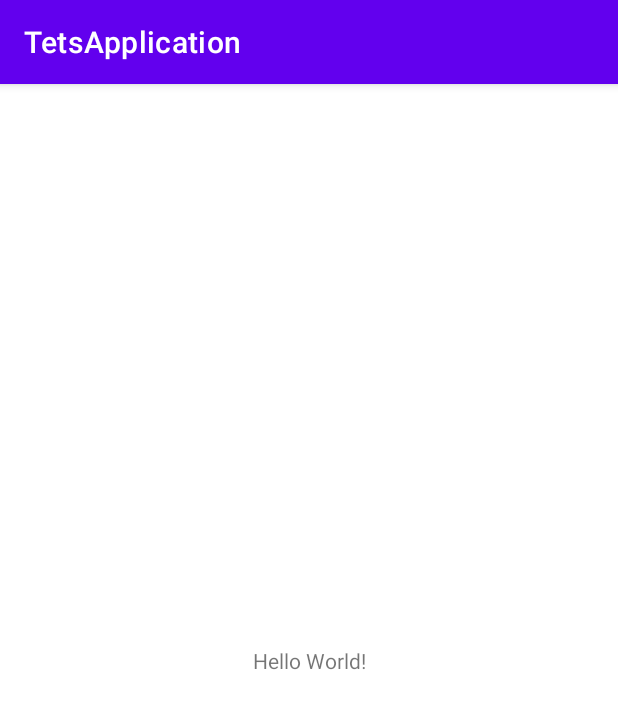
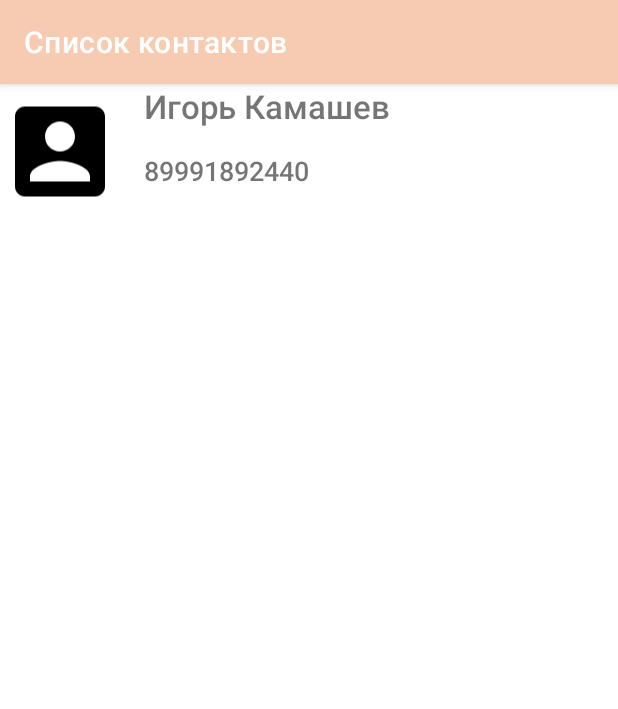
Before and after one commit to Bugorek/65apps, an Android app: the screen it shows after launch (MainActivity), on a phone screen of 412 x 824 dp. Shown: the top 709 px of the screen. Run offline under Robolectric (Android 15) with nearby library versions, the phone set to English and light mode, and no system bars.

Commit message:
Created a Single Activity contact list app

```diff
--- a/app/build.gradle
+++ b/app/build.gradle
@@ -39,6 +39,9 @@ dependencies {
     implementation 'androidx.appcompat:appcompat:1.2.0'
     implementation 'com.google.android.material:material:1.3.0'
     implementation 'androidx.constraintlayout:constraintlayout:2.0.4'
+    implementation 'androidx.legacy:legacy-support-v4:1.0.0'
+    implementation 'androidx.lifecycle:lifecycle-livedata-ktx:2.2.0'
+    implementation 'androidx.lifecycle:lifecycle-viewmodel-ktx:2.2.0'
     testImplementation 'junit:junit:4.+'
     androidTestImplementation 'androidx.test.ext:junit:1.1.2'
     androidTestImplementation 'androidx.test.espresso:espresso-core:3.3.0'
--- a/app/src/main/AndroidManifest.xml
+++ b/app/src/main/AndroidManifest.xml
@@ -9,7 +9,7 @@
         android:roundIcon="@mipmap/ic_launcher_round"
         android:supportsRtl="true"
         android:theme="@style/Theme.TetsApplication">
-        <activity android:name=".MainActivity">
+        <activity android:name=".activity.MainActivity">
             <intent-filter>
                 <action android:name="android.intent.action.MAIN" />
 
--- a/app/src/main/java/com/a65apps/pandaananass/tetsapplication/MainActivity.kt
+++ /dev/null
@@ -1,11 +0,0 @@
-package com.a65apps.pandaananass.tetsapplication
-
-import androidx.appcompat.app.AppCompatActivity
-import android.os.Bundle
-
-class MainActivity : AppCompatActivity() {
-    override fun onCreate(savedInstanceState: Bundle?) {
-        super.onCreate(savedInstanceState)
-        setContentView(R.layout.activity_main)
-    }
-}
--- /dev/null
+++ b/app/src/main/java/com/a65apps/pandaananass/tetsapplication/RelativeLayoutClickListener.kt
@@ -0,0 +1,5 @@
+package com.a65apps.pandaananass.tetsapplication
+
+interface RelativeLayoutClickListener {
+    fun onLayoutClick(id: Int)
+}
--- /dev/null
+++ b/app/src/main/java/com/a65apps/pandaananass/tetsapplication/activity/MainActivity.kt
@@ -0,0 +1,44 @@
+package com.a65apps.pandaananass.tetsapplication.activity
+
+import androidx.appcompat.app.AppCompatActivity
+import androidx.appcompat.widget.Toolbar;
+import android.os.Bundle
+import android.view.View
+import android.widget.*
+import androidx.fragment.app.FragmentTransaction
+import com.a65apps.pandaananass.tetsapplication.R
+import com.a65apps.pandaananass.tetsapplication.RelativeLayoutClickListener
+import com.a65apps.pandaananass.tetsapplication.fragments.ContactDetailsFragment
+import com.a65apps.pandaananass.tetsapplication.fragments.ContactListFragment
+
+class MainActivity : AppCompatActivity(), RelativeLayoutClickListener {
+
+    override fun onCreate(savedInstanceState: Bundle?) {
+        super.onCreate(savedInstanceState)
+        setContentView(R.layout.activity_main)
+        val toolBar: Toolbar = findViewById(R.id.toolbar)
+        setSupportActionBar(toolBar)
+        if (savedInstanceState == null) {
+            val fragmentTransaction = supportFragmentManager.beginTransaction()
+            val contactListFragment = ContactListFragment.getNewInstance()
+            fragmentTransaction
+                    .add(R.id.fragment_container, contactListFragment)
+                    .setTransition(FragmentTransaction.TRANSIT_FRAGMENT_OPEN)
+                    .commit()
+        }
+    }
+
+    fun openContactDetails(id: Int) {
+        val fragmentTransaction = supportFragmentManager.beginTransaction()
+        val contactDetailsFragment = ContactDetailsFragment.getNewInstance(id)
+        fragmentTransaction
+                .replace(R.id.fragment_container, contactDetailsFragment)
+                .addToBackStack(null)
+                .setTransition(FragmentTransaction.TRANSIT_FRAGMENT_OPEN)
+                .commit()
+    }
+
+    override fun onLayoutClick(id: Int) {
+        openContactDetails(id)
+    }
+}
--- /dev/null
+++ b/app/src/main/java/com/a65apps/pandaananass/tetsapplication/fragments/ContactListFragment.kt
@@ -0,0 +1,54 @@
+package com.a65apps.pandaananass.tetsapplication.fragments
+
+import android.content.Context
+import android.os.Bundle
+import android.view.LayoutInflater
+import android.view.View
+import android.view.ViewGroup
+import android.widget.*
+import androidx.fragment.app.Fragment
+import com.a65apps.pandaananass.tetsapplication.activity.MainActivity
+import com.a65apps.pandaananass.tetsapplication.R
+import com.a65apps.pandaananass.tetsapplication.RelativeLayoutClickListener
+
+class ContactListFragment: Fragment() {
+
+    private val testId = 2
+    private var listener: RelativeLayoutClickListener? = null
+
+    companion object {
+        fun getNewInstance(): ContactListFragment {
+            return ContactListFragment()
+        }
+    }
+
+    override fun onAttach(context: Context) {
+        super.onAttach(context)
+        if (context is RelativeLayoutClickListener) {
+            listener = context
+        }
+    }
+
+    override fun onCreateView(
+            inflater: LayoutInflater,
+            container: ViewGroup?,
+            savedInstanceState: Bundle?
+    ): View? {
+        return inflater.inflate(R.layout.fragment_contactlist, null)
+    }
+
+    override fun onViewCreated(view: View, savedInstanceState: Bundle?) {
+        super.onViewCreated(view, savedInstanceState)
+        val mainActivity = activity as MainActivity
+        mainActivity.title = resources.getString(R.string.fragment_contact_list_title)
+        val contactCard: RelativeLayout = view.findViewById(R.id.contact_layout_card)
+        contactCard.setOnClickListener {
+            listener?.onLayoutClick(testId)
+        }
+    }
+
+    override fun onDetach() {
+        listener = null
+        super.onDetach()
+    }
+}
--- /dev/null
+++ b/app/src/main/res/drawable/ic_account_box_black_24dp.xml
@@ -0,0 +1,4 @@
+<vector android:height="90dp" android:viewportHeight="24"
+    android:viewportWidth="24" android:width="90dp" xmlns:android="http://schemas.android.com/apk/res/android">
+    <path android:fillColor="#000000" android:pathData="M3,5v14c0,1.1 0.89,2 2,2h14c1.1,0 2,-0.9 2,-2L21,5c0,-1.1 -0.9,-2 -2,-2L5,3c-1.11,0 -2,0.9 -2,2zM15,9c0,1.66 -1.34,3 -3,3s-3,-1.34 -3,-3 1.34,-3 3,-3 3,1.34 3,3zM6,17c0,-2 4,-3.1 6,-3.1s6,1.1 6,3.1v1L6,18v-1z"/>
+</vector>
--- a/app/src/main/res/layout/activity_main.xml
+++ b/app/src/main/res/layout/activity_main.xml
@@ -1,18 +1,32 @@
 <?xml version="1.0" encoding="utf-8"?>
-<androidx.constraintlayout.widget.ConstraintLayout xmlns:android="http://schemas.android.com/apk/res/android"
+<RelativeLayout xmlns:android="http://schemas.android.com/apk/res/android"
     xmlns:app="http://schemas.android.com/apk/res-auto"
     xmlns:tools="http://schemas.android.com/tools"
     android:layout_width="match_parent"
     android:layout_height="match_parent"
-    tools:context=".MainActivity">
+    tools:context=".activity.MainActivity">
 
-    <TextView
-        android:layout_width="wrap_content"
+    <com.google.android.material.appbar.AppBarLayout
+        android:id="@+id/toolbar_layout"
+        android:layout_width="match_parent"
         android:layout_height="wrap_content"
-        android:text="Hello World!"
-        app:layout_constraintBottom_toBottomOf="parent"
-        app:layout_constraintLeft_toLeftOf="parent"
-        app:layout_constraintRight_toRightOf="parent"
-        app:layout_constraintTop_toTopOf="parent" />
+        android:layout_alignParentTop="true">
 
-</androidx.constraintlayout.widget.ConstraintLayout>
+        <androidx.appcompat.widget.Toolbar
+            android:id="@+id/toolbar"
+            android:layout_width="match_parent"
+            android:layout_height="wrap_content"
+            android:background="?attr/colorPrimary"
+            android:minHeight="?attr/actionBarSize"
+            android:theme="?attr/actionBarTheme"
+            app:titleTextColor="#fff"/>
+    </com.google.android.material.appbar.AppBarLayout>
+
+    <FrameLayout
+        android:id="@+id/fragment_container"
+        android:layout_width="match_parent"
+        android:layout_height="match_parent"
+        android:layout_below="@+id/toolbar_layout"
+        android:visibility="visible" />
+
+</RelativeLayout>
--- /dev/null
+++ b/app/src/main/res/layout/cell_contact.xml
@@ -0,0 +1,37 @@
+<?xml version="1.0" encoding="utf-8"?>
+<RelativeLayout xmlns:android="http://schemas.android.com/apk/res/android"
+    xmlns:app="http://schemas.android.com/apk/res-auto"
+    android:layout_width="match_parent"
+    android:layout_height="@dimen/contact_avatar_height"
+    android:layout_margin="@dimen/contact_details_list_margin"
+    android:id="@+id/contact_layout_card">
+
+    <ImageView
+        android:id="@+id/contact_img_avatar"
+        android:layout_width="@dimen/contact_avatar_width"
+        android:layout_height="@dimen/contact_avatar_height"
+        android:layout_marginEnd="@dimen/contact_main_info_margin"
+        app:srcCompat="@drawable/ic_account_box_black_24dp" />
+
+    <TextView
+        android:id="@+id/contact_txt_name"
+        android:layout_width="match_parent"
+        android:layout_height="wrap_content"
+        android:layout_marginBottom="@dimen/contact_main_info_margin"
+        android:layout_toEndOf="@+id/contact_img_avatar"
+        android:gravity="center_vertical"
+        android:text="@string/contact_name"
+        android:fontFamily="sans-serif-medium"
+        android:textSize="@dimen/contact_name_text" />
+
+    <TextView
+        android:id="@+id/contact_txt_number"
+        android:layout_width="match_parent"
+        android:layout_height="wrap_content"
+        android:layout_below="@+id/contact_txt_name"
+        android:layout_toEndOf="@+id/contact_img_avatar"
+        android:text="@string/contact_first_number"
+        android:fontFamily="sans-serif-medium"
+        android:textSize="@dimen/contact_info_text" />
+
+</RelativeLayout>
--- /dev/null
+++ b/app/src/main/res/layout/fragment_contactlist.xml
@@ -0,0 +1,11 @@
+<?xml version="1.0" encoding="utf-8"?>
+<LinearLayout xmlns:android="http://schemas.android.com/apk/res/android"
+    android:layout_width="match_parent"
+    android:layout_height="match_parent">
+
+    <include
+        android:layout_width="wrap_content"
+        android:layout_height="wrap_content"
+        layout="@layout/cell_contact" />
+
+</LinearLayout>
--- a/app/src/main/res/values/colors.xml
+++ b/app/src/main/res/values/colors.xml
@@ -1,5 +1,8 @@
 <?xml version="1.0" encoding="utf-8"?>
 <resources>
+    <color name="colorPrimary">#f7cbb2</color>
+    <color name="colorPrimaryDark">#f7cbb2</color>
+    <color name="colorAccent">#e6908d</color>
     <color name="purple_200">#FFBB86FC</color>
     <color name="purple_500">#FF6200EE</color>
     <color name="purple_700">#FF3700B3</color>
--- /dev/null
+++ b/app/src/main/res/values/dimens.xml
@@ -0,0 +1,9 @@
+<?xml version="1.0" encoding="utf-8"?>
+<resources>
+    <dimen name="contact_avatar_height">90dp</dimen>
+    <dimen name="contact_avatar_width">80dp</dimen>
+    <dimen name="contact_details_list_margin">10dp</dimen>
+    <dimen name="contact_main_info_margin">16dp</dimen>
+    <dimen name="contact_name_text">22sp</dimen>
+    <dimen name="contact_info_text">18sp</dimen>
+</resources>
--- a/app/src/main/res/values/strings.xml
+++ b/app/src/main/res/values/strings.xml
@@ -1,3 +1,12 @@
 <resources>
-    <string name="app_name">TetsApplication</string>
+    <string name="app_name">TestApplication</string>
+    <!-- TODO: Remove or change this placeholder text -->
+    <string name="hello_blank_fragment">Hello blank fragment</string>
+    <string name="contact_name">Игорь Камашев</string>
+    <string name="contact_first_number">89991892440</string>
+    <string name="contact_second_number">89991892441</string>
+    <string name="contact_first_mail">1@gmail.com</string>
+    <string name="contact_second_mail">2@gmail.com</string>
+    <string name="fragment_contact_list_title">Список контактов</string>
+    <string name="fragment_contact_details_title">Детали контакта</string>
 </resources>
--- a/app/src/main/res/values/themes.xml
+++ b/app/src/main/res/values/themes.xml
@@ -1,12 +1,12 @@
 <resources xmlns:tools="http://schemas.android.com/tools">
     <!-- Base application theme. -->
-    <style name="Theme.TetsApplication" parent="Theme.MaterialComponents.DayNight.DarkActionBar">
+    <style name="Theme.TetsApplication" parent="Theme.MaterialComponents.DayNight.NoActionBar">
         <!-- Primary brand color. -->
-        <item name="colorPrimary">@color/purple_500</item>
-        <item name="colorPrimaryVariant">@color/purple_700</item>
+        <item name="colorPrimary">@color/colorPrimary</item>
+        <item name="colorPrimaryVariant">@color/colorPrimaryDark</item>
         <item name="colorOnPrimary">@color/white</item>
         <!-- Secondary brand color. -->
-        <item name="colorSecondary">@color/teal_200</item>
+        <item name="colorSecondary">@color/colorAccent</item>
         <item name="colorSecondaryVariant">@color/teal_700</item>
         <item name="colorOnSecondary">@color/black</item>
         <!-- Status bar color. -->
```
Also changed, not shown: app/src/main/java/com/a65apps/pandaananass/tetsapplication/fragments/ContactDetailsFragment.kt (added, +43 -0 lines), app/src/main/res/layout/fragment_contactdetails.xml (added, +95 -0 lines).
